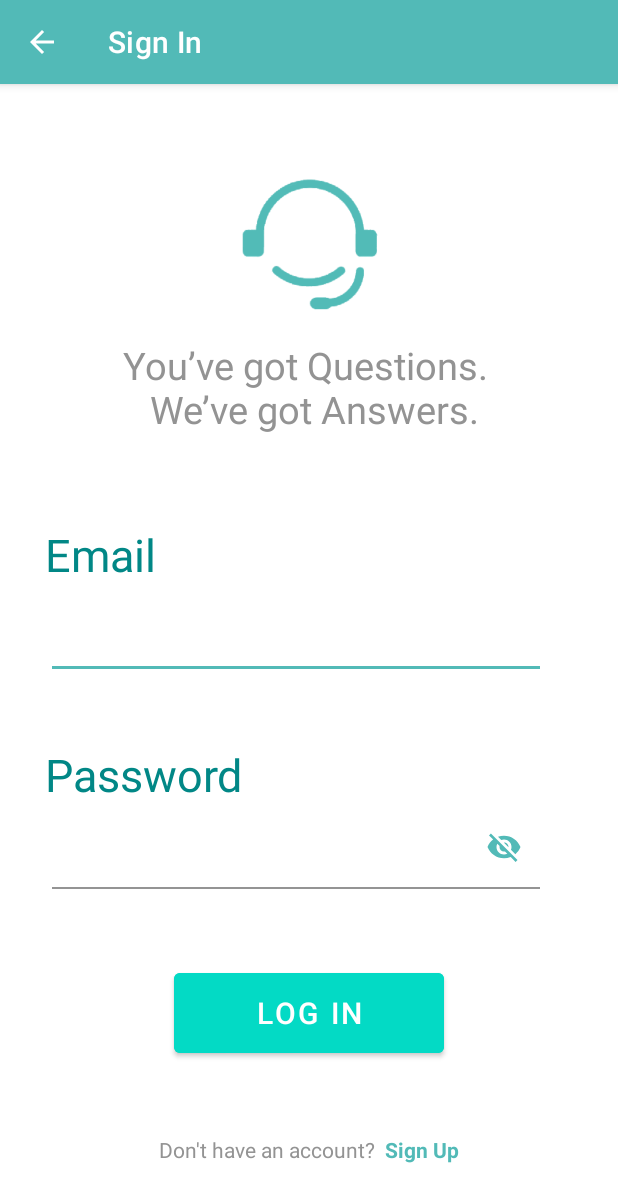
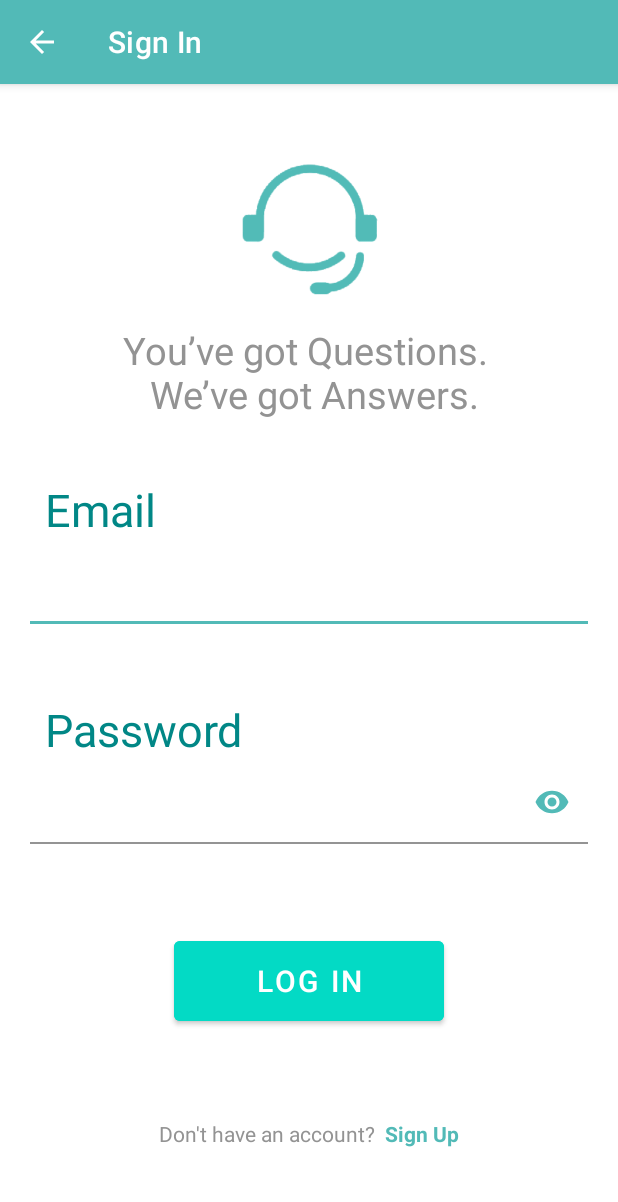
Before and after one commit to michaelchen27/UseIt, an Android app: the SignInActivity screen opened directly, with no data from a screen before it, on a phone screen of 412 x 824 dp. Shown: the top 1202 px of the screen. Run offline under Robolectric (Android 15) with nearby library versions, the phone set to English and light mode, and no system bars; our stand-ins replace Firebase (no records; nobody signed in at launch, a user with empty details on screens opened directly).

Commit message:
password visibility bug

```diff
--- a/app/src/main/java/umn/useit/SignInActivity.java
+++ b/app/src/main/java/umn/useit/SignInActivity.java
@@ -55,7 +55,7 @@ public class SignInActivity extends AppCompatActivity {
             @Override
             public void onClick(View view) {
                 String email = mEmail.getText().toString().trim();
-                String password = mPassword.getText().toString().trim();
+                String password = mPassword.getText().toString();
 
                 if(TextUtils.isEmpty(email)) {
                     mEmail.setError("Email is required.");
--- a/app/src/main/res/layout/activity_signin.xml
+++ b/app/src/main/res/layout/activity_signin.xml
@@ -6,6 +6,12 @@
     android:layout_height="match_parent"
     android:background="@color/white">
 
+    <View
+        android:id="@+id/padding_top"
+        android:layout_width="match_parent"
+        android:layout_height="30dp"
+        app:layout_constraintTop_toTopOf="parent"
+        app:layout_constraintBottom_toTopOf="@id/logo"/>
 
     <ImageView
         android:id="@+id/logo"
@@ -14,8 +20,8 @@
         android:src="@drawable/logo_invert"
         app:layout_constraintLeft_toLeftOf="parent"
         app:layout_constraintRight_toRightOf="parent"
-        app:layout_constraintTop_toTopOf="parent"
-        android:layout_marginTop="40dp"
+        app:layout_constraintTop_toBottomOf="@id/padding_top"
+        app:layout_constraintBottom_toTopOf="@id/login_title"
         android:contentDescription="music player logo"/>
 
     <TextView
@@ -25,8 +31,9 @@
         app:layout_constraintLeft_toLeftOf="parent"
         app:layout_constraintRight_toRightOf="parent"
         app:layout_constraintTop_toBottomOf="@id/logo"
+        app:layout_constraintBottom_toTopOf="@id/errormsg"
         android:text="You’ve got Questions. \n We’ve got Answers."
-        android:textSize="25dp"
+        android:textSize="25sp"
         android:textColor="@color/light_grey"
         android:gravity="center"/>
 
@@ -38,6 +45,7 @@
         app:layout_constraintTop_toBottomOf="@id/login_title"
         app:layout_constraintLeft_toLeftOf="parent"
         app:layout_constraintRight_toRightOf="parent"
+        app:layout_constraintBottom_toTopOf="@id/email_label"
         android:layout_marginTop="20dp"
         android:textColor="@color/red"/>
 
@@ -46,7 +54,8 @@
         android:layout_width="wrap_content"
         android:layout_height="wrap_content"
         app:layout_constraintLeft_toLeftOf="parent" android:layout_marginStart="30dp"
-        app:layout_constraintTop_toBottomOf="@id/errormsg" android:layout_marginTop="20dp"
+        app:layout_constraintTop_toBottomOf="@id/errormsg"
+        app:layout_constraintBottom_toTopOf="@id/email_layout"
         android:text="Email"
         android:textColor="@color/teal_700"
         android:textSize="30sp"
@@ -54,13 +63,14 @@
 
 
     <com.google.android.material.textfield.TextInputLayout
-        android:id="@+id/username_layout"
-        android:layout_width="325dp"
+        android:id="@+id/email_layout"
+        android:layout_width="match_parent"
         android:layout_height="wrap_content"
         app:layout_constraintLeft_toLeftOf="parent"
         app:layout_constraintRight_toRightOf="parent"
         app:layout_constraintTop_toBottomOf="@id/email_label"
-        android:layout_marginEnd="17dp"
+        app:layout_constraintBottom_toTopOf="@id/password_label"
+        android:layout_marginHorizontal="20dp"
         android:textColor="@color/black"
         android:textSize="20sp"
         app:boxBackgroundColor="@color/transparent"
@@ -76,8 +86,10 @@
         android:id="@+id/password_label"
         android:layout_width="wrap_content"
         android:layout_height="wrap_content"
-        app:layout_constraintLeft_toLeftOf="parent" android:layout_marginStart="30dp"
-        app:layout_constraintTop_toBottomOf="@id/username_layout" android:layout_marginTop="50dp"
+        app:layout_constraintLeft_toLeftOf="parent"
+        android:layout_marginStart="30dp"
+        app:layout_constraintTop_toBottomOf="@id/email_layout"
+        android:layout_marginTop="50dp"
         android:text="Password"
         android:textColor="@color/teal_700"
         android:textSize="30sp"
@@ -85,22 +97,22 @@
 
     <com.google.android.material.textfield.TextInputLayout
         android:id="@+id/password_layout"
-        android:layout_width="325dp"
+        android:layout_width="match_parent"
         android:layout_height="wrap_content"
         app:layout_constraintLeft_toLeftOf="parent"
         app:layout_constraintRight_toRightOf="parent"
+        android:layout_marginHorizontal="20dp"
         app:layout_constraintTop_toBottomOf="@id/password_label"
-        android:layout_marginEnd="17dp"
         android:textColor="@color/black"
         android:textSize="20sp"
         app:boxBackgroundColor="@color/transparent"
         app:boxStrokeColor="@color/teal"
         app:passwordToggleEnabled="true"
-        app:passwordToggleTint="@color/teal"
-        android:inputType="textPassword">
+        app:passwordToggleTint="@color/teal">
 
         <com.google.android.material.textfield.TextInputEditText
             android:id="@+id/password"
+            android:inputType="textPassword"
             android:layout_width="match_parent"
             android:layout_height="wrap_content" />
     </com.google.android.material.textfield.TextInputLayout>
@@ -108,9 +120,10 @@
     <Button android:id="@+id/login_button"
         android:layout_height="65dp" android:layout_width="180dp"
         android:text="LOG IN"
-        app:layout_constraintTop_toBottomOf="@id/password_layout" android:layout_marginTop="50dp"
+        app:layout_constraintTop_toBottomOf="@id/password_layout"
         app:layout_constraintLeft_toLeftOf="parent"
         app:layout_constraintRight_toRightOf="parent"
+        app:layout_constraintBottom_toTopOf="@id/sign_up_prompt"
         android:textSize="20sp"
         android:textColor="@color/white"
         android:padding="10dp"
@@ -132,7 +145,7 @@
             android:layout_height="wrap_content"
             android:text="Don't have an account?"
             android:textColor="@color/light_grey"
-            android:textSize="14dp"/>
+            android:textSize="14sp"/>
 
         <TextView
             android:id="@+id/sign_up_direct"
@@ -141,12 +154,11 @@
             android:text="  Sign Up"
             android:textColor="@color/teal"
             android:textStyle="bold"
-            android:textSize="14dp"
+            android:textSize="14sp"
             android:clickable="true"
-            android:onClick="signUpDirect"/>
-
+            android:onClick="signUpDirect"
+            android:focusable="true" />
     </LinearLayout>
-
 
     <ProgressBar
         android:id="@+id/progressBar"
```
Also changed, not shown: app/src/main/res/layout/activity_main.xml (+25 -17 lines), app/src/main/res/layout/slide_layout.xml (+8 -6 lines).
